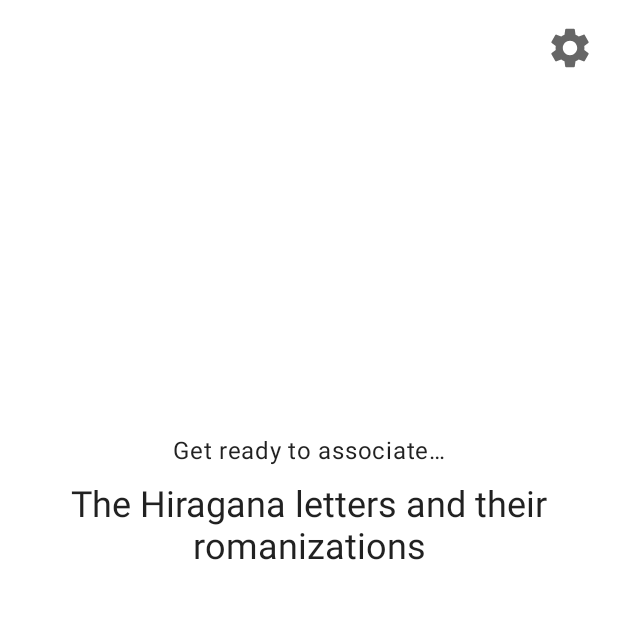
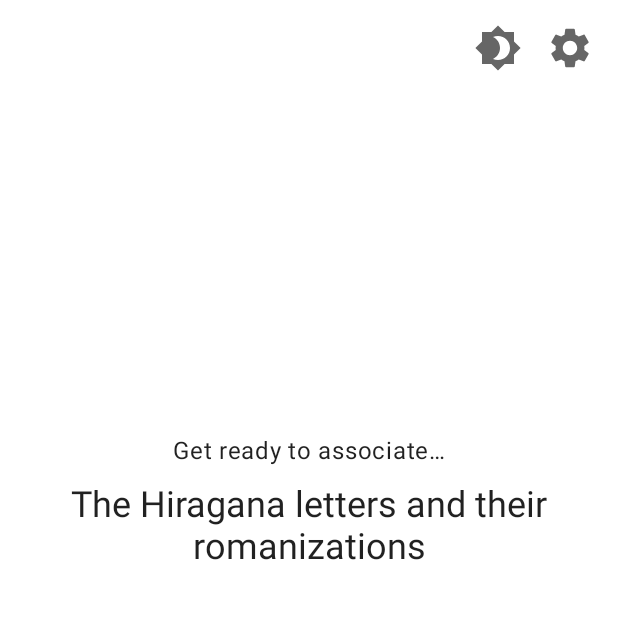
Before and after one commit to mathsemilio/hiragana-learner-randomizer, an Android app: the screen it shows after launch (MainActivity), on a phone screen of 412 x 824 dp, the top half of it. Run offline under Robolectric (Android 15) with nearby library versions, the phone set to English and light mode, and no system bars.

Commit message:
Fixes and improvements.

```diff
--- a/app/src/main/AndroidManifest.xml
+++ b/app/src/main/AndroidManifest.xml
@@ -12,13 +12,11 @@
         android:theme="@style/AppTheme">
         <activity
             android:name=".ui.activity.SettingsActivity"
-            android:configChanges="uiMode"
             android:label="@string/settings_activity_label"
             android:parentActivityName=".ui.activity.MainActivity"
             android:screenOrientation="portrait" />
         <activity
             android:name=".ui.activity.MainActivity"
-            android:configChanges="uiMode"
             android:screenOrientation="portrait">
             <intent-filter>
                 <action android:name="android.intent.action.MAIN" />
--- a/app/src/main/java/com/mathsemilio/hiraganalearner/util/ApplicationClass.kt
+++ b/app/src/main/java/com/mathsemilio/hiraganalearner/util/ApplicationClass.kt
@@ -2,28 +2,23 @@ package com.mathsemilio.hiraganalearner.util
 
 import android.app.Application
 import androidx.appcompat.app.AppCompatDelegate
-import androidx.preference.PreferenceManager
-
-private const val APP_THEME = "app_theme"
 
 class ApplicationClass : Application() {
 
     override fun onCreate() {
         super.onCreate()
 
-        val sharedPreferences =
-            PreferenceManager.getDefaultSharedPreferences(applicationContext)
-
-        AppCompatDelegate.setDefaultNightMode(
-            getUIModeConstantBasedOnPrefValue(sharedPreferences.getString(APP_THEME, "0")!!)
-        )
+        setupAppTheme(SharedPreferencesAppTheme(this).retrieveThemeValue())
     }
 
-    private fun getUIModeConstantBasedOnPrefValue(prefValue: String): Int {
-        return when (prefValue) {
-            "1" -> AppCompatDelegate.MODE_NIGHT_YES
-            "2" -> AppCompatDelegate.MODE_NIGHT_NO
-            else -> AppCompatDelegate.MODE_NIGHT_FOLLOW_SYSTEM
+    private fun setupAppTheme(prefValue: Int) {
+        when (prefValue) {
+            APP_THEME_FOLLOW_SYSTEM ->
+                AppCompatDelegate.setDefaultNightMode(AppCompatDelegate.MODE_NIGHT_FOLLOW_SYSTEM)
+            APP_THEME_DARK_MODE ->
+                AppCompatDelegate.setDefaultNightMode(AppCompatDelegate.MODE_NIGHT_YES)
+            APP_THEME_LIGHT_THEME ->
+                AppCompatDelegate.setDefaultNightMode(AppCompatDelegate.MODE_NIGHT_NO)
         }
     }
 }
--- a/app/src/main/java/com/mathsemilio/hiraganalearner/util/SharedPreferencesAppTheme.kt
+++ b/app/src/main/java/com/mathsemilio/hiraganalearner/util/SharedPreferencesAppTheme.kt
@@ -13,12 +13,12 @@ class SharedPreferencesAppTheme(context: Context) {
 
     private val editor: SharedPreferences.Editor = sharedPreferencesAppTheme.edit()
 
-    fun saveThemeValue(value: String) {
-        editor.putString(APP_THEME_KEY, value)
+    fun saveThemeValue(value: Int) {
+        editor.putInt(APP_THEME_KEY, value)
         editor.apply()
     }
 
-    fun retrieveThemeValue(): String {
-        return sharedPreferencesAppTheme.getString(APP_THEME_KEY, "0")!!
+    fun retrieveThemeValue(): Int {
+        return sharedPreferencesAppTheme.getInt(APP_THEME_KEY, 0)
     }
 }
--- a/app/src/main/res/drawable/circle_progress_bar.xml
+++ b/app/src/main/res/drawable/circle_progress_bar.xml
@@ -3,7 +3,7 @@
     <item>
         <shape
             android:shape="ring"
-            android:thicknessRatio="32"
+            android:thicknessRatio="24"
             android:useLevel="false">
             <solid android:color="#DDD" />
         </shape>
@@ -14,7 +14,7 @@
             android:toDegrees="270">
             <shape
                 android:shape="ring"
-                android:thicknessRatio="32"
+                android:thicknessRatio="24"
                 android:useLevel="true">
                 <solid android:color="@color/colorPrimary" />
             </shape>
--- a/app/src/main/res/layout/game_welcome_screen.xml
+++ b/app/src/main/res/layout/game_welcome_screen.xml
@@ -18,6 +18,18 @@
         app:layout_constraintEnd_toEndOf="parent"
         app:layout_constraintHorizontal_bias="1.0"
         app:layout_constraintStart_toStartOf="parent"
+        app:layout_constraintTop_toTopOf="parent" />
+
+    <ImageView
+        android:id="@+id/app_theme_switch_icon"
+        android:layout_width="32dp"
+        android:layout_height="32dp"
+        android:layout_marginTop="@dimen/margin_16dp"
+        android:layout_marginEnd="@dimen/margin_16dp"
+        android:backgroundTint="?attr/colorControlNormal"
+        android:contentDescription="@string/dark_theme_switch_icon_content_description"
+        android:src="@drawable/ic_baseline_brightness_4_24"
+        app:layout_constraintEnd_toStartOf="@id/app_config_icon"
         app:layout_constraintTop_toTopOf="parent" />
 
     <com.google.android.material.textview.MaterialTextView
```
Also changed, not shown: app/src/main/java/com/mathsemilio/hiraganalearner/ui/fragment/GameWelcomeScreen.kt (+24 -3 lines), app/src/main/java/com/mathsemilio/hiraganalearner/ui/fragment/MainGameScreen.kt (+12 -30 lines), app/src/main/java/com/mathsemilio/hiraganalearner/ui/viewModel/MainGameViewModel.kt (+6 -2 lines), app/src/main/java/com/mathsemilio/hiraganalearner/util/Constants.kt (+11 -7 lines), app/src/main/res/layout/main_game_screen.xml (+5 -5 lines), app/src/main/res/values/app_theme_entries.xml (deleted, +0 -10 lines), app/src/main/res/values/app_theme_entry_values.xml (deleted, +0 -10 lines), app/src/main/res/values/strings.xml (+1 -7 lines), app/src/main/res/xml/app_settings.xml (+0 -11 lines), 1 other file.
